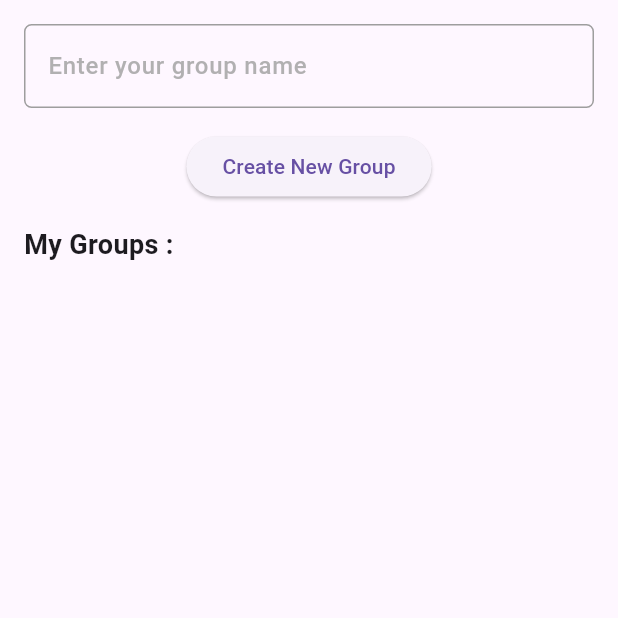
After one commit to ragulsarma/xampp_chat_demo_app, a Flutter app: the GroupsListScreen screen opened directly, on a phone screen of 412 x 824 dp, the top half of it. The commit adds this screen. Run offline on Flutter 3.47's test engine with Material 3 defaults, Android fonts, the phone set to English and light mode, and no system bars; our stand-ins replace shared_preferences; missing offline and left inert: flutter_xmpp_login, xmpp_plugin; accounts and stored records are empty; network calls fail.

Commit message:
Group chat creation and fetching existing groups integration done

```diff
--- /dev/null
+++ b/lib/models/chat_msg.dart
@@ -0,0 +1,34 @@
+import 'dart:convert';
+
+class GroupModel {
+  final String name, id;
+
+  GroupModel({
+    required this.name,
+    required this.id,
+  });
+
+  factory GroupModel.fromJson(Map<String, dynamic> jsonData) {
+    return GroupModel(
+      name: jsonData['name'],
+      id: jsonData['id'],
+    );
+  }
+
+  static Map<String, dynamic> toMap(GroupModel groupModel) => {
+        'name': groupModel.name,
+        'id': groupModel.id,
+      };
+
+  static String encode(List<GroupModel> groupModel) => json.encode(
+        groupModel
+            .map<Map<String, dynamic>>(
+                (groupModel) => GroupModel.toMap(groupModel))
+            .toList(),
+      );
+
+  static List<GroupModel> decode(String groupModel) =>
+      (json.decode(groupModel) as List<dynamic>)
+          .map<GroupModel>((item) => GroupModel.fromJson(item))
+          .toList();
+}
--- a/lib/screens/dashboard.dart
+++ b/lib/screens/dashboard.dart
@@ -1,4 +1,5 @@
 import 'package:flutter/material.dart';
+import 'package:xmpp_chat_demo_flutter/screens/groups_list_screen.dart';
 import 'package:xmpp_chat_demo_flutter/screens/login_screen.dart';
 import 'package:xmpp_chat_demo_flutter/screens/users_list_screen.dart';
 
@@ -50,7 +51,7 @@ class _DashboardScreenState extends State<DashboardScreen> {
       body: Center(
           child: _selectedIndex == 0
               ? const UsersListScreen()
-              : Container() // _pages.elementAt(_selectedIndex), //New
+              :  const GroupsListScreen()
           ),
     );
   }
--- /dev/null
+++ b/lib/screens/groups_list_screen.dart
@@ -0,0 +1,179 @@
+import 'package:flutter/material.dart';
+import 'package:shared_preferences/shared_preferences.dart';
+import 'package:xmpp_chat_demo_flutter/models/chat_msg.dart';
+import 'package:xmpp_chat_demo_flutter/screens/group_chat_screen.dart';
+import 'package:xmpp_chat_demo_flutter/screens/login_screen.dart';
+
+class GroupsListScreen extends StatefulWidget {
+  const GroupsListScreen({super.key});
+
+  @override
+  _GroupsListScreenState createState() => _GroupsListScreenState();
+}
+
+class _GroupsListScreenState extends State<GroupsListScreen> {
+  final TextEditingController _createMUCNamecontroller =
+      TextEditingController();
+  final GlobalKey<ScaffoldState> _scaffoldKey = GlobalKey<ScaffoldState>();
+
+  late SharedPreferences sharedPref;
+  List<GroupModel> allMyGroups = [];
+
+  createMUC(String groupName, bool persistent) async {
+    groupName = groupName.replaceAll(" ", "");
+
+    bool groupResponse =
+        await LoginScreenState.flutterXmpp.createMUC(groupName, persistent);
+
+    debugPrint('responseTest groupResponse $groupResponse');
+
+    if (groupResponse) {
+      ScaffoldMessenger.of(context).showSnackBar(
+          const SnackBar(content: Text("Group Created Successfully.")));
+    }
+
+    addGroupToLocal();
+    _createMUCNamecontroller.clear();
+    FocusManager.instance.primaryFocus?.unfocus();
+  }
+
+  @override
+  void initState() {
+    getLocalValues();
+    super.initState();
+  }
+
+  addGroupToLocal() async {
+    final String encodedData = GroupModel.encode([
+      GroupModel(
+          name: _createMUCNamecontroller.text,
+          id: _createMUCNamecontroller.text),
+    ]);
+
+    sharedPref.setString('musics_key', encodedData);
+    getLocalValues();
+    setState(() {});
+  }
+
+  getLocalValues() async {
+    sharedPref = await SharedPreferences.getInstance();
+
+    final String musicsString = sharedPref.getString('musics_key') ?? '';
+
+    if (musicsString.isNotEmpty) {
+      List<GroupModel> newOne = GroupModel.decode(musicsString);
+      for (int i = 0; i <= newOne.length; i++) {
+        allMyGroups.add(GroupModel(name: newOne[i].name, id: newOne[i].id));
+      }
+    }
+  }
+
+  @override
+  Widget build(BuildContext context) {
+    return Scaffold(
+        key: _scaffoldKey,
+        body: Padding(
+            padding:
+                const EdgeInsets.symmetric(horizontal: 16.0, vertical: 16.0),
+            child: Column(children: [
+              customTextField(
+                hintText: 'Enter your group name',
+                textEditController: _createMUCNamecontroller,
+              ),
+              const SizedBox(
+                height: 15,
+              ),
+              Center(
+                child: ElevatedButton(
+                    onPressed: () {
+                      if (_createMUCNamecontroller.text.isNotEmpty) {
+                        createMUC(_createMUCNamecontroller.text, true);
+                      }
+                    },
+                    child: const Text("Create New Group")),
+              ),
+              const SizedBox(
+                height: 15,
+              ),
+              const Align(
+                alignment: Alignment.centerLeft,
+                child: Text(
+                  'My Groups : ',
+                  style: TextStyle(fontWeight: FontWeight.bold, fontSize: 18),
+                ),
+              ),
+              const SizedBox(
+                height: 15,
+              ),
+              Expanded(
+                  child: ListView.builder(
+                itemBuilder: (context, index) {
+                  return InkWell(
+                      onTap: () {
+                        Navigator.push(
+                          context,
+                          MaterialPageRoute(
+                              builder: (context) => GroupChatScreen(
+                                    groupName: allMyGroups[index].name,
+                                  )),
+                        );
+                      },
+                      child: Container(
+                          padding: const EdgeInsets.symmetric(
+                              horizontal: 0, vertical: 0),
+                          margin: const EdgeInsets.symmetric(vertical: 14),
+                          child: Column(children: [
+                            Row(children: [
+                              const Icon(Icons.supervised_user_circle_outlined,
+                                  size: 35),
+                              const SizedBox(
+                                width: 15,
+                              ),
+                              Column(
+                                  crossAxisAlignment: CrossAxisAlignment.start,
+                                  children: [
+                                    Text(
+                                      allMyGroups[index].name,
+                                      style: const TextStyle(fontSize: 20),
+                                    ),
+                                    const SizedBox(
+                                      height: 5,
+                                    ),
+                                    const Text('total members: 5'),
+                                  ])
+                            ])
+                          ])));
+                },
+                itemCount: allMyGroups.length,
+              ))
+            ])));
+  }
+
+  Widget customTextField({
+    TextEditingController? textEditController,
+    String? hintText,
+  }) {
+    return TextField(
+        controller: textEditController,
+        cursorColor: Colors.black,
+        decoration: InputDecoration(
+          hintText: hintText,
+          hintStyle: TextStyle(
+            fontSize: 16,
+            color: Colors.grey.withOpacity(0.8),
+          ),
+          focusedBorder: OutlineInputBorder(
+            borderSide: const BorderSide(color: Colors.black),
+            borderRadius: BorderRadius.circular(5.0),
+          ),
+          enabledBorder: OutlineInputBorder(
+            borderRadius: BorderRadius.circular(5.0),
+            borderSide: const BorderSide(
+              color: Colors.grey,
+            ),
+          ),
+        ),
+        style: const TextStyle(
+            fontSize: 16, color: Colors.black, fontWeight: FontWeight.w500));
+  }
+}
--- a/lib/screens/user_chat_screen.dart
+++ b/lib/screens/user_chat_screen.dart
@@ -144,7 +144,7 @@ class _UserChatScreenState extends State<UserChatScreen>
                     ),
                     padding: const EdgeInsets.all(16),
                     child: Text(
-                      incomingMsgList[index].time ?? '',
+                      incomingMsgList[index].body ?? '', // .time
                       style: const TextStyle(fontSize: 15),
                     ),
                   ),
```
Also changed, not shown: lib/screens/group_chat_screen.dart (added, +319 -0 lines).
